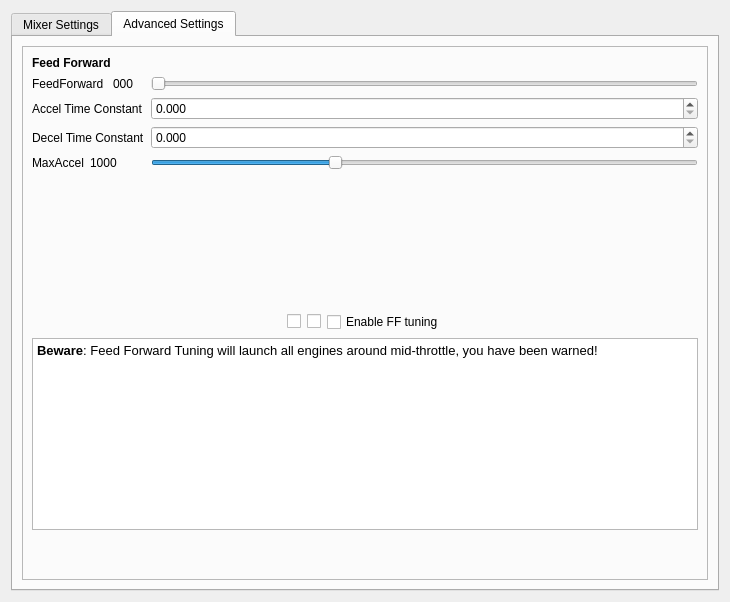
Old version of the form ground/openpilotgcs/src/plugins/config/airframe.ui in the repository openpilot/OpenPilot.
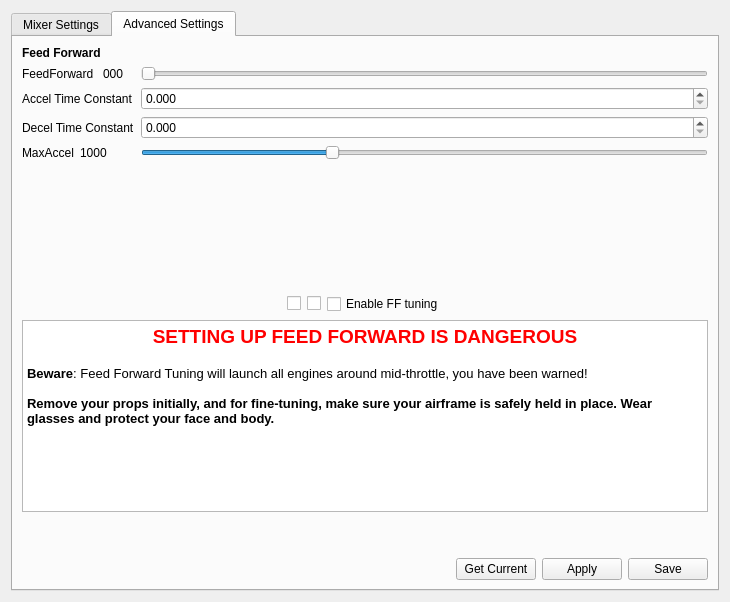
New version of the form. The open tabs and pages were chosen to show the change. Custom widgets are drawn as their Qt base class.

Commit message: Feed Forward settings now moved to "Advanced" tab. Will initiate review.

Patch:
```diff
--- a/ground/openpilotgcs/src/plugins/config/airframe.ui
+++ b/ground/openpilotgcs/src/plugins/config/airframe.ui
@@ -1843,16 +1843,7 @@
       </attribute>
       <layout class="QVBoxLayout" name="verticalLayout_25">
        <item>
-        <widget class="QFrame" name="frame">
-         <property name="frameShape">
-          <enum>QFrame::StyledPanel</enum>
-         </property>
-         <property name="frameShadow">
-          <enum>QFrame::Raised</enum>
-         </property>
-         <layout class="QVBoxLayout" name="verticalLayout_24">
-          <item>
-           <layout class="QVBoxLayout" name="verticalLayout_11" stretch="0,1,0,0,0">
+        <layout class="QVBoxLayout" name="verticalLayout_11" stretch="0,1,0,0,0,0">
             <item>
              <widget class="QLabel" name="label_19">
               <property name="font">
@@ -2113,7 +2104,11 @@
 &lt;table border=&quot;0&quot; style=&quot;-qt-table-type: root; margin-top:4px; margin-bottom:4px; margin-left:4px; margin-right:4px;&quot;&gt;
 &lt;tr&gt;
 &lt;td style=&quot;border: none;&quot;&gt;
-&lt;p style=&quot; margin-top:0px; margin-bottom:0px; margin-left:0px; margin-right:0px; -qt-block-indent:0; text-indent:0px;&quot;&gt;&lt;span style=&quot; font-size:10pt; font-weight:600;&quot;&gt;Beware&lt;/span&gt;&lt;span style=&quot; font-size:10pt;&quot;&gt;: Feed Forward Tuning will launch all engines around mid-throttle, you have been warned!&lt;/span&gt;&lt;/p&gt;&lt;/td&gt;&lt;/tr&gt;&lt;/table&gt;&lt;/body&gt;&lt;/html&gt;</string>
+&lt;p align=&quot;center&quot; style=&quot; margin-top:0px; margin-bottom:0px; margin-left:0px; margin-right:0px; -qt-block-indent:0; text-indent:0px;&quot;&gt;&lt;span style=&quot; font-size:14pt; font-weight:600; color:#ff0000;&quot;&gt;SETTING UP FEED FORWARD IS DANGEROUS&lt;/span&gt;&lt;/p&gt;
+&lt;p style=&quot;-qt-paragraph-type:empty; margin-top:0px; margin-bottom:0px; margin-left:0px; margin-right:0px; -qt-block-indent:0; text-indent:0px;&quot;&gt;&lt;/p&gt;
+&lt;p style=&quot; margin-top:0px; margin-bottom:0px; margin-left:0px; margin-right:0px; -qt-block-indent:0; text-indent:0px;&quot;&gt;&lt;span style=&quot; font-size:10pt; font-weight:600;&quot;&gt;Beware&lt;/span&gt;&lt;span style=&quot; font-size:10pt;&quot;&gt;: Feed Forward Tuning will launch all engines around mid-throttle, you have been warned!&lt;/span&gt;&lt;/p&gt;
+&lt;p style=&quot;-qt-paragraph-type:empty; margin-top:0px; margin-bottom:0px; margin-left:0px; margin-right:0px; -qt-block-indent:0; text-indent:0px; font-size:10pt;&quot;&gt;&lt;/p&gt;
+&lt;p style=&quot; margin-top:0px; margin-bottom:0px; margin-left:0px; margin-right:0px; -qt-block-indent:0; text-indent:0px;&quot;&gt;&lt;span style=&quot; font-size:10pt; font-weight:600;&quot;&gt;Remove your props initially, and for fine-tuning, make sure your airframe is safely held in place. Wear glasses and protect your face and body.&lt;/span&gt;&lt;/p&gt;&lt;/td&gt;&lt;/tr&gt;&lt;/table&gt;&lt;/body&gt;&lt;/html&gt;</string>
               </property>
              </widget>
             </item>
@@ -2130,10 +2125,54 @@
               </property>
              </spacer>
             </item>
+         <item>
+          <layout class="QHBoxLayout" name="horizontalLayout_21">
+           <item>
+            <spacer name="horizontalSpacer_14">
+             <property name="orientation">
+              <enum>Qt::Horizontal</enum>
+             </property>
+             <property name="sizeHint" stdset="0">
+              <size>
+               <width>40</width>
+               <height>20</height>
+              </size>
+             </property>
+            </spacer>
+           </item>
+           <item>
+            <widget class="QPushButton" name="ffGetCurrent">
+             <property name="toolTip">
+              <string>Request current settings from the board.</string>
+             </property>
+             <property name="text">
+              <string>Get Current</string>
+             </property>
+            </widget>
+           </item>
+           <item>
+            <widget class="QPushButton" name="ffApply">
+             <property name="toolTip">
+              <string>Send to board, but don't save permanently (flash or SD).</string>
+             </property>
+             <property name="text">
+              <string>Apply</string>
+             </property>
+            </widget>
+           </item>
+           <item>
+            <widget class="QPushButton" name="ffSave">
+             <property name="toolTip">
+              <string>Applies and Saves all settings to flash or SD depending on board.</string>
+             </property>
+             <property name="text">
+              <string>Save</string>
+             </property>
+            </widget>
+           </item>
            </layout>
           </item>
          </layout>
-        </widget>
        </item>
       </layout>
      </widget>
```
Left out of the diff: 6 changed lines with no effect on the pictures. Lines whose indentation alone changed are shown as unchanged. The commit also changes 1 other file.
